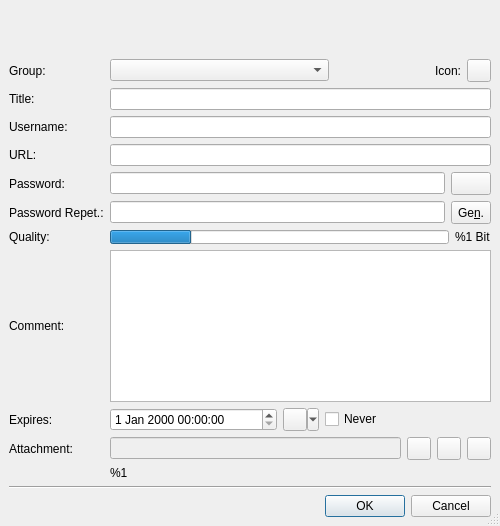
The window that src/forms/EditEntryDlg.ui (thooge/keepassx1) describes before a commit, drawn with Qt 5.
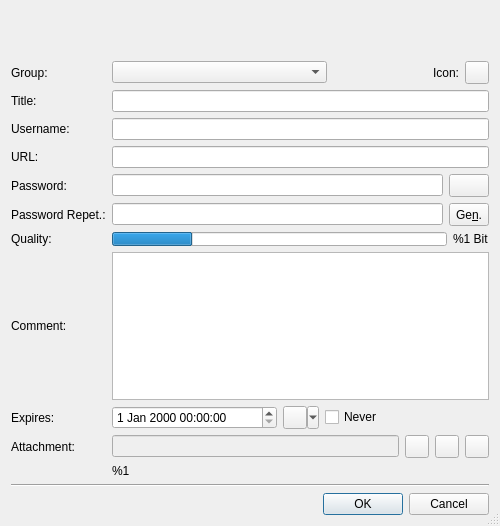
The same window after the commit. Icons and pictures are not drawn.

Patch:
```diff
--- a/src/forms/EditEntryDlg.ui
+++ b/src/forms/EditEntryDlg.ui
@@ -20,18 +20,6 @@
    <bool>true</bool>
   </property>
   <layout class="QGridLayout" >
-   <property name="leftMargin" >
-    <number>9</number>
-   </property>
-   <property name="topMargin" >
-    <number>9</number>
-   </property>
-   <property name="rightMargin" >
-    <number>9</number>
-   </property>
-   <property name="bottomMargin" >
-    <number>9</number>
-   </property>
    <property name="horizontalSpacing" >
     <number>6</number>
    </property>
@@ -40,18 +28,6 @@
    </property>
    <item rowspan="2" row="5" column="1" >
     <layout class="QGridLayout" >
-     <property name="leftMargin" >
-      <number>0</number>
-     </property>
-     <property name="topMargin" >
-      <number>0</number>
-     </property>
-     <property name="rightMargin" >
-      <number>0</number>
-     </property>
-     <property name="bottomMargin" >
-      <number>0</number>
-     </property>
      <property name="horizontalSpacing" >
       <number>6</number>
      </property>
@@ -287,18 +263,6 @@
      <property name="spacing" >
       <number>6</number>
      </property>
-     <property name="leftMargin" >
-      <number>0</number>
-     </property>
-     <property name="topMargin" >
-      <number>0</number>
-     </property>
-     <property name="rightMargin" >
-      <number>0</number>
-     </property>
-     <property name="bottomMargin" >
-      <number>0</number>
-     </property>
      <item>
       <widget class="QLineEdit" name="Edit_Attachment" >
        <property name="enabled" >
@@ -367,18 +331,6 @@
      <property name="spacing" >
       <number>6</number>
      </property>
-     <property name="leftMargin" >
-      <number>0</number>
-     </property>
-     <property name="topMargin" >
-      <number>0</number>
-     </property>
-     <property name="rightMargin" >
-      <number>0</number>
-     </property>
-     <property name="bottomMargin" >
-      <number>0</number>
-     </property>
      <item>
       <widget class="QDateTimeEdit" name="DateTime_Expire" />
      </item>
@@ -412,18 +364,6 @@
      <property name="spacing" >
       <number>6</number>
      </property>
-     <property name="leftMargin" >
-      <number>0</number>
-     </property>
-     <property name="topMargin" >
-      <number>0</number>
-     </property>
-     <property name="rightMargin" >
-      <number>0</number>
-     </property>
-     <property name="bottomMargin" >
-      <number>0</number>
-     </property>
      <item>
       <widget class="QProgressBar" name="Progress_Quali" >
        <property name="minimumSize" >
@@ -466,18 +406,6 @@
      <property name="spacing" >
       <number>6</number>
      </property>
-     <property name="leftMargin" >
-      <number>0</number>
-     </property>
-     <property name="topMargin" >
-      <number>0</number>
-     </property>
-     <property name="rightMargin" >
-      <number>0</number>
-     </property>
-     <property name="bottomMargin" >
-      <number>0</number>
-     </property>
      <item>
       <widget class="QComboBox" name="Combo_Group" >
        <property name="sizePolicy" >
```
